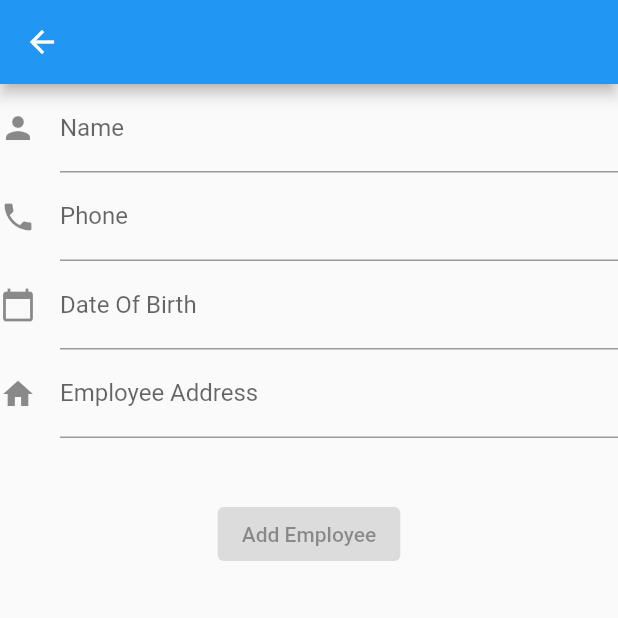
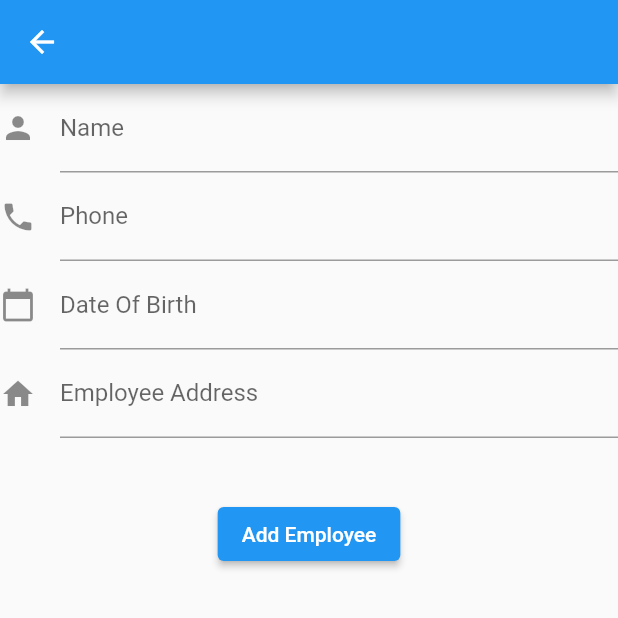
Before and after one commit to sushantw56/OnePercent_HR_Software, a Flutter app: the screen it shows after launch, after a tap on "Add Employee", on a phone screen of 412 x 824 dp, the top half of it. Run offline on Flutter 3.47's test engine with Material 2 defaults, Android fonts, the phone set to English and light mode, and no system bars; drawn by our look-alikes of date_field; our stand-ins replace cloud_firestore, firebase_core; accounts and stored records are empty.

Commit message:
Bug fixes and folders removed

```diff
--- a/lib/employee.dart
+++ /dev/null
@@ -1,18 +0,0 @@
-class Employee {
-  String name;
-  String profileImg;
-  String designation;
-
-  double basicSalary;
-  double totSalary;
-  double gratuityPay;
-  double leaveSalaryPay;
-
-  int tenure;
-
-  int leavesLeft;
-  // Need to create variables to store Timesheet, Overtime
-  // Documents (name, details, expiry), Advance
-
-  Employee({this.name, this.profileImg, this.designation});
-}
--- a/lib/main.dart
+++ b/lib/main.dart
@@ -1,5 +1,6 @@
 import 'package:flutter/material.dart';
 import 'package:onepercent_hr_software/screens/home.dart';
+import 'package:firebase_core/firebase_core.dart';
 
 void main() {
   runApp(MyApp());
--- a/lib/screens/addemployee.dart
+++ b/lib/screens/addemployee.dart
@@ -1,4 +1,6 @@
 import 'package:flutter/material.dart';
+import 'package:date_field/date_field.dart';
+import 'package:cloud_firestore/cloud_firestore.dart';
 
 class AddEmployee extends StatefulWidget {
   @override
@@ -8,7 +10,8 @@ class AddEmployee extends StatefulWidget {
 class _AddEmployeeState extends State<AddEmployee> {
   @override
   Widget build(BuildContext context) {
-    return Scaffold(
+    return Stack(children: <Widget>[
+      Scaffold(
         appBar: AppBar(),
         body: Form(
             child: Column(
@@ -27,12 +30,15 @@ class _AddEmployeeState extends State<AddEmployee> {
                 labelText: 'Phone',
               ),
             ),
-          TextFormField(
+            DateTimeFormField(
               decoration: const InputDecoration(
                 icon: const Icon(Icons.calendar_today),
-              hintText: 'Enter Employee Date Of Birth',
+                hintStyle: TextStyle(color: Colors.black45),
                 labelText: 'Date Of Birth',
               ),
+              mode: DateTimeFieldPickerMode.date,
+              autovalidateMode: AutovalidateMode.always,
+              onDateSelected: (DateTime value) {},
             ),
             TextFormField(
               decoration: const InputDecoration(
@@ -46,11 +52,12 @@ class _AddEmployeeState extends State<AddEmployee> {
               padding: EdgeInsets.only(top: 40),
               child: ElevatedButton(
                 child: Text("Add Employee"),
-              onPressed: null,
+                onPressed: () {},
               ),
             )
           ],
         )),
-    );
+      ),
+    ]);
   }
 }
--- a/lib/screens/home.dart
+++ b/lib/screens/home.dart
@@ -1,5 +1,4 @@
 import 'package:flutter/material.dart';
-import 'package:onepercent_hr_software/employee.dart';
 import 'package:onepercent_hr_software/screens/addemployee.dart';
 import 'package:onepercent_hr_software/widgets/profileCard.dart';
 
@@ -9,58 +8,6 @@ class Home extends StatefulWidget {
 }
 
 class _HomeState extends State<Home> {
-  // List<Employee> employees = [
-  //   Employee(
-  //       name: 'Sushant',
-  //       profileImg: 'assets/profile_image.png',
-  //       designation: "Software Developer"),
-  //   Employee(
-  //       name: 'Hemang',
-  //       profileImg: 'assets/profile_image.png',
-  //       designation: "Software Developer")
-  // ];
-
-  // ignore: non_constant_identifier_names
-  // Widget employeeDetailCard(Employee) {
-  //   return Padding(
-  //     padding: const EdgeInsets.all(10.0),
-  //     child: Card(
-  //       color: Colors.grey[800],
-  //       child: Padding(
-  //         padding: const EdgeInsets.all(8.0),
-  //         child: Row(
-  //           children: <Widget>[
-  //             Padding(
-  //               padding: const EdgeInsets.all(8.0),
-  //               child: Container(
-  //                   width: 50.0,
-  //                   height: 50.0,
-  //                   decoration: new BoxDecoration(
-  //                       shape: BoxShape.circle,
-  //                       image: new DecorationImage(
-  //                           fit: BoxFit.cover,
-  //                           image: AssetImage(Employee.profileImg)))),
-  //             ),
-  //             Column(
-  //               crossAxisAlignment: CrossAxisAlignment.start,
-  //               children: <Widget>[
-  //                 Text(
-  //                   Employee.name,
-  //                   style: TextStyle(color: Colors.white, fontSize: 18),
-  //                 ),
-  //                 Text(
-  //                   Employee.designation,
-  //                   style: TextStyle(color: Colors.white, fontSize: 12),
-  //                 )
-  //               ],
-  //             )
-  //           ],
-  //         ),
-  //       ),
-  //     ),
-  //   );
-  // }
-
   @override
   Widget build(BuildContext context) {
     return Stack(
@@ -87,6 +34,9 @@ class _HomeState extends State<Home> {
               padding: const EdgeInsets.symmetric(vertical: 10, horizontal: 20),
               child: Column(
                 children: [
+                  SizedBox(
+                    height: 10,
+                  ),
                   Row(
                     children: [
                       Expanded(
@@ -99,7 +49,7 @@ class _HomeState extends State<Home> {
                               border: InputBorder.none),
                         ),
                       ),
-                      GestureDetector(
+                      InkWell(
                         onTap: () {},
                         child: Container(
                           height: 40,
@@ -122,59 +72,20 @@ class _HomeState extends State<Home> {
                   Divider(
                     thickness: 2,
                   ),
-                  SingleChildScrollView(
-                    child: Column(
-                      children: [
-                        Row(
-                          children: [
-                            ProfileCard(
-                              name: "Sushant",
-                              position: "Flutter Developer",
-                              imageAddress: "assets/profile_image.png",
-                            ),
-                            ProfileCard(
-                              name: "Sushant",
-                              position: "Flutter Developer",
-                              imageAddress: "assets/profile_image.png",
-                            ),
-                            ProfileCard(
-                              name: "Sushant",
-                              position: "Flutter Developer",
-                              imageAddress: "assets/profile_image.png",
-                            ),
-                            ProfileCard(
-                              name: "Sushant",
-                              position: "Flutter Developer",
-                              imageAddress: "assets/profile_image.png",
-                            )
-                          ],
-                        ),
-                        Row(
-                          children: [
-                            ProfileCard(
-                              name: "Hemang",
-                              position: "Flutter Developer",
-                              imageAddress: "assets/profile_image.png",
-                            ),
-                            ProfileCard(
-                              name: "Hemang",
-                              position: "Flutter Developer",
-                              imageAddress: "assets/profile_image.png",
-                            ),
-                            ProfileCard(
-                              name: "Hemang",
-                              position: "Flutter Developer",
-                              imageAddress: "assets/profile_image.png",
-                            ),
-                            ProfileCard(
-                              name: "Hemang",
-                              position: "Flutter Developer",
-                              imageAddress: "assets/profile_image.png",
-                            )
-                          ],
-                        )
-                      ],
-                    ),
+                  Expanded(
+                    flex: 100,
+                    child: (ListView.builder(
+                      scrollDirection: Axis.horizontal,
+                      itemCount: 12,
+                      shrinkWrap: false,
+                      itemBuilder: (context, pos) {
+                        return ProfileCard(
+                          name: "Sushant",
+                          position: "Flutter Developer",
+                          imageAddress: "assets/profile_image.png",
+                        );
+                      },
+                    )),
                   ),
                 ],
               ),
@@ -185,10 +96,47 @@ class _HomeState extends State<Home> {
     );
   }
 }
-
-//   void search() {
-//     employees.map((p) {
-//       return employeeDetailCard(Employee);
-//     }).toList();
-//   }
-// }
+// Row(
+// children: [
+// ProfileCard(
+// name: "Sushant",
+// position: "Flutter Developer",
+// imageAddress: "assets/profile_image.png",
+// ),
+// ProfileCard(
+// name: "Sushant",
+// position: "Flutter Developer",
+// imageAddress: "assets/profile_image.png",
+// ),
+// ProfileCard(
+// name: "Sushant",
+// position: "Flutter Developer",
+// imageAddress: "assets/profile_image.png",
+// ),
+// ProfileCard(
+// name: "Sushant",
+// position: "Flutter Developer",
+// imageAddress: "assets/profile_image.png",
+// ),
+// ProfileCard(
+// name: "Hemang",
+// position: "Flutter Developer",
+// imageAddress: "assets/profile_image.png",
+// ),
+// ProfileCard(
+// name: "Hemang",
+// position: "Flutter Developer",
+// imageAddress: "assets/profile_image.png",
+// ),
+// ProfileCard(
+// name: "Hemang",
+// position: "Flutter Developer",
+// imageAddress: "assets/profile_image.png",
+// ),
+// ProfileCard(
+// name: "Hemang",
+// position: "Flutter Developer",
+// imageAddress: "assets/profile_image.png",
+// )
+// ],
+// )
--- a/lib/widgets/profileCard.dart
+++ b/lib/widgets/profileCard.dart
@@ -1,4 +1,5 @@
 import 'package:flutter/material.dart';
+import 'package:onepercent_hr_software/screens/employeedetails.dart';
 
 class ProfileCard extends StatelessWidget {
   ProfileCard({
@@ -13,16 +14,29 @@ class ProfileCard extends StatelessWidget {
 
   @override
   Widget build(BuildContext context) {
-    return Card(
+    return Padding(
+      padding: const EdgeInsets.only(top: 20, bottom: 100),
+      child: InkWell(
+        child: Card(
           shadowColor: Colors.black,
           child: Padding(
             padding: const EdgeInsets.all(10.0),
+            child: SingleChildScrollView(
               child: Column(
                 mainAxisSize: MainAxisSize.min,
+                crossAxisAlignment: CrossAxisAlignment.center,
                 mainAxisAlignment: MainAxisAlignment.center,
                 children: [
+                  Container(
+                    height: 1000,
+                    width: 300,
+                    child: Column(
+                      children: [
+                        SizedBox(
+                          height: 100,
+                        ),
                         CircleAvatar(
-              maxRadius: 64.0,
+                          maxRadius: 94.0,
                           minRadius: 20.0,
                           backgroundColor: Colors.white,
                           //radius: 60.0,
@@ -33,17 +47,21 @@ class ProfileCard extends StatelessWidget {
                           padding: const EdgeInsets.all(8.0),
                           child: Text(
                             name,
-                style: TextStyle(color: Colors.white, fontSize: 20),
+                            style: TextStyle(color: Colors.white, fontSize: 30),
                           ),
                         ),
                         Padding(
                           padding: const EdgeInsets.only(bottom: 8.0),
                           child: Text(
                             position,
-                style: TextStyle(color: Colors.white, fontSize: 15),
+                            style: TextStyle(color: Colors.white, fontSize: 20),
                           ),
                         ),
                       ],
+                    ),
+                  ),
+                ],
+              ),
             ),
           ),
           elevation: 12.0,
@@ -53,6 +71,12 @@ class ProfileCard extends StatelessWidget {
           shape: RoundedRectangleBorder(
             borderRadius: BorderRadius.circular(25),
           ),
+        ),
+        onTap: () {
+          Navigator.push(context,
+              MaterialPageRoute(builder: (context) => EmployeeDetails()));
+        },
+      ),
     );
   }
 }
--- a/pubspec.yaml
+++ b/pubspec.yaml
@@ -33,6 +33,10 @@ dev_dependencies:
   flutter_test:
     sdk: flutter
   flappy_search_bar: ^1.7.2
+  date_field: ^1.0.4
+  flutter_easyloading: ^2.2.2
+  cloud_firestore: ^0.16.0
+  firebase_core: ^0.7.0
 
 # For information on the generic Dart part of this file, see the
 # following page: https://dart.dev/tools/pub/pubspec
```
Also changed, not shown: lib/screens/dailytimesheet.dart (added, +76 -0 lines), lib/screens/employeedetails.dart (added, +89 -0 lines), pubspec.lock, 62 other files. Lines whose indentation alone changed are shown as unchanged.
